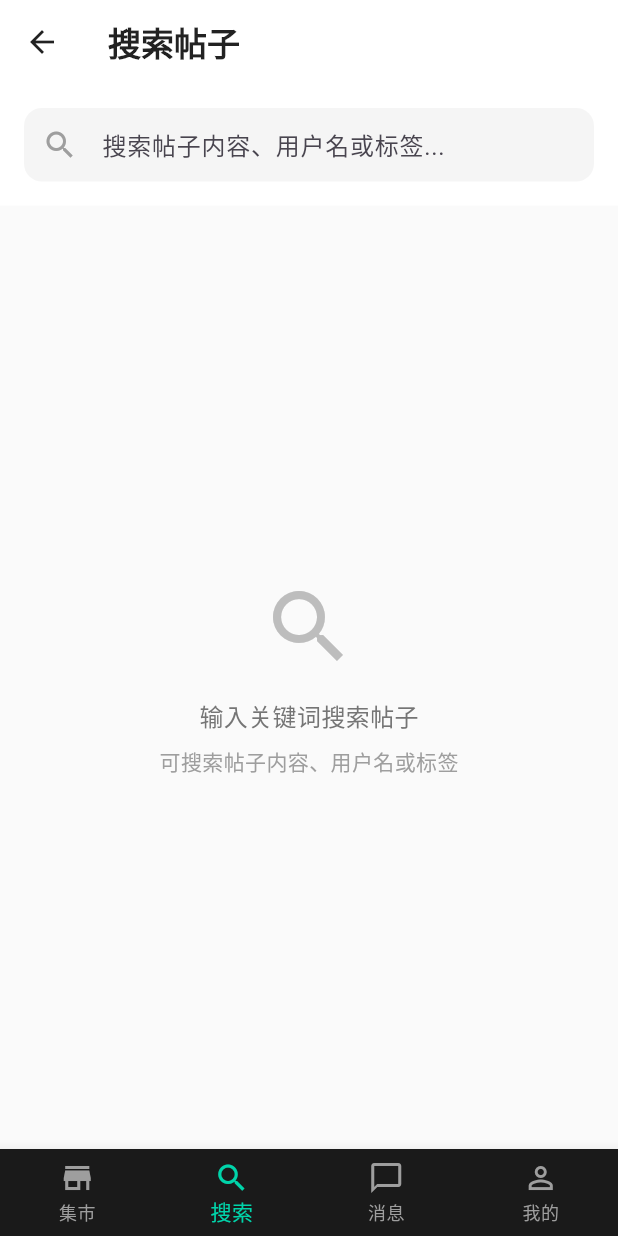
After one commit to sanbei101/school_forum, a Flutter app: the MainContainer screen opened directly, item 2 of the bottom bar chosen, on a phone screen of 412 x 824 dp. The commit adds this screen. Run offline on Flutter 3.47's test engine with Material 3 defaults, Android fonts, the phone set to English and light mode, and no system bars; our stand-ins replace shared_preferences, supabase_flutter; accounts and stored records are empty.

Commit message:
优化代码结构,增加搜索界面

```diff
--- a/lib/main.dart
+++ b/lib/main.dart
@@ -2,6 +2,7 @@ import 'package:flutter/material.dart';
 import 'package:school_forum/pages/home.dart';
 import 'package:school_forum/pages/login.dart';
 import 'package:school_forum/pages/me.dart';
+import 'package:school_forum/pages/search.dart';
 import 'package:supabase_flutter/supabase_flutter.dart';
 
 const supabaseUrl = 'https://synuuwhejivukiaodagq.supabase.co';
@@ -14,9 +15,8 @@ Future<void> main() async {
 }
 
 class AppRoutes {
-  static const String home = 'home';
-  static const String login = 'login';
-  static const String me = 'me';
+  static const String main = '/';
+  static const String login = '/login';
 }
 
 class MyApp extends StatelessWidget {
@@ -29,11 +29,57 @@ class MyApp extends StatelessWidget {
       title: '校园集市',
       debugShowCheckedModeBanner: false,
       routes: {
-        AppRoutes.home: (context) => const HomePage(),
         AppRoutes.login: (context) => const LoginPage(),
-        AppRoutes.me: (context) => const MePage(),
+        AppRoutes.main: (context) => const MainContainer(),
       },
       initialRoute: AppRoutes.login,
     );
   }
 }
+
+class MainContainer extends StatefulWidget {
+  const MainContainer({super.key});
+
+  @override
+  State<MainContainer> createState() => _MainContainerState();
+}
+
+class _MainContainerState extends State<MainContainer> {
+  int _currentIndex = 0;
+  final List<Widget> _pages = [
+    const HomePage(),
+    const SearchPage(),
+    const MePage(),
+  ];
+
+  @override
+  Widget build(BuildContext context) {
+    return Scaffold(
+      body: IndexedStack(index: _currentIndex, children: _pages),
+      bottomNavigationBar: BottomNavigationBar(
+        type: BottomNavigationBarType.fixed,
+        backgroundColor: const Color(0xFF1A1A1A),
+        selectedItemColor: const Color(0xFF00D4AA),
+        unselectedItemColor: Colors.grey,
+        currentIndex: _currentIndex,
+        onTap: (index) {
+          setState(() {
+            _currentIndex = index;
+          });
+        },
+        items: const [
+          BottomNavigationBarItem(icon: Icon(Icons.store), label: '集市'),
+          BottomNavigationBarItem(icon: Icon(Icons.search), label: '搜索'),
+          BottomNavigationBarItem(
+            icon: Icon(Icons.chat_bubble_outline),
+            label: '消息',
+          ),
+          BottomNavigationBarItem(
+            icon: Icon(Icons.person_outline),
+            label: '我的',
+          ),
+        ],
+      ),
+    );
+  }
+}
--- a/lib/pages/login.dart
+++ b/lib/pages/login.dart
@@ -25,7 +25,7 @@ class _LoginPageState extends State<LoginPage> {
     LocalStorage.isLoggedIn().then((isLoggedIn) {
       if (isLoggedIn) {
         if (mounted) {
-          Navigator.pushReplacementNamed(context, AppRoutes.home);
+          Navigator.pushReplacementNamed(context, AppRoutes.main);
         }
       }
     });
@@ -60,7 +60,7 @@ class _LoginPageState extends State<LoginPage> {
       }
 
       if (mounted) {
-        Navigator.pushReplacementNamed(context, AppRoutes.home);
+        Navigator.pushReplacementNamed(context, AppRoutes.main);
       }
     } catch (error) {
       if (mounted) {
--- a/lib/pages/me.dart
+++ b/lib/pages/me.dart
@@ -121,7 +121,7 @@ class _MePageState extends State<MePage> {
                         border: Border.all(color: Colors.white, width: 3),
                         boxShadow: [
                           BoxShadow(
-                            color: Colors.black.withOpacity(0.3),
+                            color: Colors.black,
                             blurRadius: 10,
                             offset: const Offset(0, 5),
                           ),
@@ -133,7 +133,7 @@ class _MePageState extends State<MePage> {
                           _generateAvatarUrl(user?.username),
                         ),
                         backgroundColor: Colors.grey[800],
-                        onBackgroundImageError: (_, __) {},
+                        onBackgroundImageError: (_, _) {},
                         child:
                             user?.username == null
                                 ? const Icon(
--- /dev/null
+++ b/lib/pages/search.dart
@@ -0,0 +1,344 @@
+import 'package:flutter/material.dart';
+import 'package:school_forum/api/post.dart';
+
+class SearchPage extends StatefulWidget {
+  const SearchPage({super.key});
+
+  @override
+  State<SearchPage> createState() => _SearchPageState();
+}
+
+class _SearchPageState extends State<SearchPage> {
+  final TextEditingController _searchController = TextEditingController();
+  List<PostModel> searchResults = [];
+  bool isSearching = false;
+  String? errorMessage;
+
+  void _performSearch(String query) async {
+    if (query.trim().isEmpty) {
+      setState(() {
+        searchResults = [];
+        errorMessage = null;
+      });
+      return;
+    }
+
+    setState(() {
+      isSearching = true;
+      errorMessage = null;
+    });
+
+    try {
+      final results = await PostApi.searchPosts(query);
+      setState(() {
+        searchResults = results;
+        isSearching = false;
+      });
+    } catch (e) {
+      setState(() {
+        errorMessage = '搜索失败，请稍后重试';
+        isSearching = false;
+        searchResults = [];
+      });
+    }
+  }
+
+  @override
+  Widget build(BuildContext context) {
+    return Scaffold(
+      backgroundColor: Colors.grey[50],
+      appBar: AppBar(
+        elevation: 0,
+        backgroundColor: Colors.white,
+        title: const Text(
+          '搜索帖子',
+          style: TextStyle(color: Colors.black87, fontWeight: FontWeight.w600),
+        ),
+        iconTheme: const IconThemeData(color: Colors.black87),
+      ),
+      body: Column(
+        children: [
+          // 搜索框区域
+          Container(
+            color: Colors.white,
+            padding: const EdgeInsets.all(16.0),
+            child: TextField(
+              controller: _searchController,
+              onChanged: _performSearch,
+              decoration: InputDecoration(
+                hintText: '搜索帖子内容、用户名或标签...',
+                prefixIcon: const Icon(Icons.search, color: Colors.grey),
+                suffixIcon:
+                    _searchController.text.isNotEmpty
+                        ? IconButton(
+                          icon: const Icon(Icons.clear, color: Colors.grey),
+                          onPressed: () {
+                            _searchController.clear();
+                            _performSearch('');
+                          },
+                        )
+                        : null,
+                filled: true,
+                fillColor: Colors.grey[100],
+                border: OutlineInputBorder(
+                  borderRadius: BorderRadius.circular(12),
+                  borderSide: BorderSide.none,
+                ),
+                contentPadding: const EdgeInsets.symmetric(
+                  horizontal: 16,
+                  vertical: 12,
+                ),
+              ),
+            ),
+          ),
+
+          // 搜索结果区域
+          Expanded(child: _buildSearchResults()),
+        ],
+      ),
+    );
+  }
+
+  Widget _buildSearchResults() {
+    if (isSearching) {
+      return const Center(child: CircularProgressIndicator());
+    }
+
+    if (errorMessage != null) {
+      return Center(
+        child: Column(
+          mainAxisAlignment: MainAxisAlignment.center,
+          children: [
+            Icon(Icons.error_outline, size: 64, color: Colors.red[300]),
+            const SizedBox(height: 16),
+            Text(
+              errorMessage!,
+              style: TextStyle(fontSize: 16, color: Colors.red[600]),
+            ),
+            const SizedBox(height: 16),
+            ElevatedButton(
+              onPressed: () => _performSearch(_searchController.text),
+              child: const Text('重试'),
+            ),
+          ],
+        ),
+      );
+    }
+
+    if (_searchController.text.isEmpty) {
+      return Center(
+        child: Column(
+          mainAxisAlignment: MainAxisAlignment.center,
+          children: [
+            Icon(Icons.search, size: 64, color: Colors.grey[400]),
+            const SizedBox(height: 16),
+            Text(
+              '输入关键词搜索帖子',
+              style: TextStyle(fontSize: 16, color: Colors.grey[600]),
+            ),
+            const SizedBox(height: 8),
+            Text(
+              '可搜索帖子内容、用户名或标签',
+              style: TextStyle(fontSize: 14, color: Colors.grey[500]),
+            ),
+          ],
+        ),
+      );
+    }
+
+    if (searchResults.isEmpty) {
+      return Center(
+        child: Column(
+          mainAxisAlignment: MainAxisAlignment.center,
+          children: [
+            Icon(Icons.search_off, size: 64, color: Colors.grey[400]),
+            const SizedBox(height: 16),
+            Text(
+              '未找到相关帖子',
+              style: TextStyle(fontSize: 16, color: Colors.grey[600]),
+            ),
+            const SizedBox(height: 8),
+            Text(
+              '试试其他关键词',
+              style: TextStyle(fontSize: 14, color: Colors.grey[500]),
+            ),
+          ],
+        ),
+      );
+    }
+
+    return ListView.builder(
+      padding: const EdgeInsets.all(16),
+      itemCount: searchResults.length,
+      itemBuilder: (context, index) {
+        final post = searchResults[index];
+        return _buildPostCard(post);
+      },
+    );
+  }
+
+  Widget _buildPostCard(PostModel post) {
+    return Container(
+      margin: const EdgeInsets.only(bottom: 16),
+      decoration: BoxDecoration(
+        color: Colors.white,
+        borderRadius: BorderRadius.circular(12),
+        boxShadow: [
+          BoxShadow(
+            color: Colors.grey.withValues(alpha: 10),
+            spreadRadius: 1,
+            blurRadius: 6,
+            offset: const Offset(0, 2),
+          ),
+        ],
+      ),
+      child: Padding(
+        padding: const EdgeInsets.all(16),
+        child: Column(
+          crossAxisAlignment: CrossAxisAlignment.start,
+          children: [
+            // 用户信息
+            Row(
+              children: [
+                CircleAvatar(
+                  radius: 16,
+                  backgroundImage: NetworkImage(post.avatar),
+                  backgroundColor: Colors.grey[300],
+                ),
+                const SizedBox(width: 12),
+                Expanded(
+                  child: Column(
+                    crossAxisAlignment: CrossAxisAlignment.start,
+                    children: [
+                      Row(
+                        children: [
+                          Text(
+                            post.username,
+                            style: const TextStyle(
+                              fontWeight: FontWeight.w600,
+                              fontSize: 14,
+                            ),
+                          ),
+                          if (post.tag.isNotEmpty) ...[
+                            const SizedBox(width: 8),
+                            Container(
+                              padding: const EdgeInsets.symmetric(
+                                horizontal: 6,
+                                vertical: 2,
+                              ),
+                              decoration: BoxDecoration(
+                                color: Colors.blue[50],
+                                borderRadius: BorderRadius.circular(4),
+                              ),
+                              child: Text(
+                                post.tag,
+                                style: TextStyle(
+                                  fontSize: 10,
+                                  color: Colors.blue[700],
+                                ),
+                              ),
+                            ),
+                          ],
+                        ],
+                      ),
+                      Text(
+                        post.timeAgo,
+                        style: TextStyle(fontSize: 12, color: Colors.grey[600]),
+                      ),
+                    ],
+                  ),
+                ),
+              ],
+            ),
+            const SizedBox(height: 12),
+
+            // 帖子内容
+            Text(
+              post.content,
+              style: const TextStyle(fontSize: 15, height: 1.4),
+            ),
+
+            // 图片展示
+            if (post.images.isNotEmpty) ...[
+              const SizedBox(height: 12),
+              _buildImageGrid(post.images),
+            ],
+
+            const SizedBox(height: 12),
+
+            // 点赞按钮
+            Row(
+              children: [
+                Icon(Icons.favorite_border, size: 18, color: Colors.grey[600]),
+                const SizedBox(width: 4),
+                Text(
+                  '${post.likeCount}',
+                  style: TextStyle(fontSize: 14, color: Colors.grey[600]),
+                ),
+              ],
+            ),
+          ],
+        ),
+      ),
+    );
+  }
+
+  Widget _buildImageGrid(List<String> images) {
+    if (images.isEmpty) return const SizedBox.shrink();
+
+    if (images.length == 1) {
+      return ClipRRect(
+        borderRadius: BorderRadius.circular(8),
+        child: Image.network(
+          images[0],
+          width: double.infinity,
+          height: 200,
+          fit: BoxFit.cover,
+          errorBuilder: (context, error, stackTrace) {
+            return Container(
+              height: 200,
+              color: Colors.grey[300],
+              child: const Center(
+                child: Icon(Icons.broken_image, color: Colors.grey),
+              ),
+            );
+          },
+        ),
+      );
+    }
+
+    return GridView.builder(
+      shrinkWrap: true,
+      physics: const NeverScrollableScrollPhysics(),
+      gridDelegate: SliverGridDelegateWithFixedCrossAxisCount(
+        crossAxisCount: images.length == 2 ? 2 : 3,
+        crossAxisSpacing: 4,
+        mainAxisSpacing: 4,
+      ),
+      itemCount: images.length > 9 ? 9 : images.length,
+      itemBuilder: (context, index) {
+        return ClipRRect(
+          borderRadius: BorderRadius.circular(4),
+          child: Image.network(
+            images[index],
+            fit: BoxFit.cover,
+            errorBuilder: (context, error, stackTrace) {
+              return Container(
+                color: Colors.grey[300],
+                child: const Center(
+                  child: Icon(Icons.broken_image, color: Colors.grey),
+                ),
+              );
+            },
+          ),
+        );
+      },
+    );
+  }
+
+  @override
+  void dispose() {
+    _searchController.dispose();
+    super.dispose();
+  }
+}
```
Also changed, not shown: lib/api/post.dart (+25 -0 lines), lib/pages/home.dart (+0 -29 lines).
